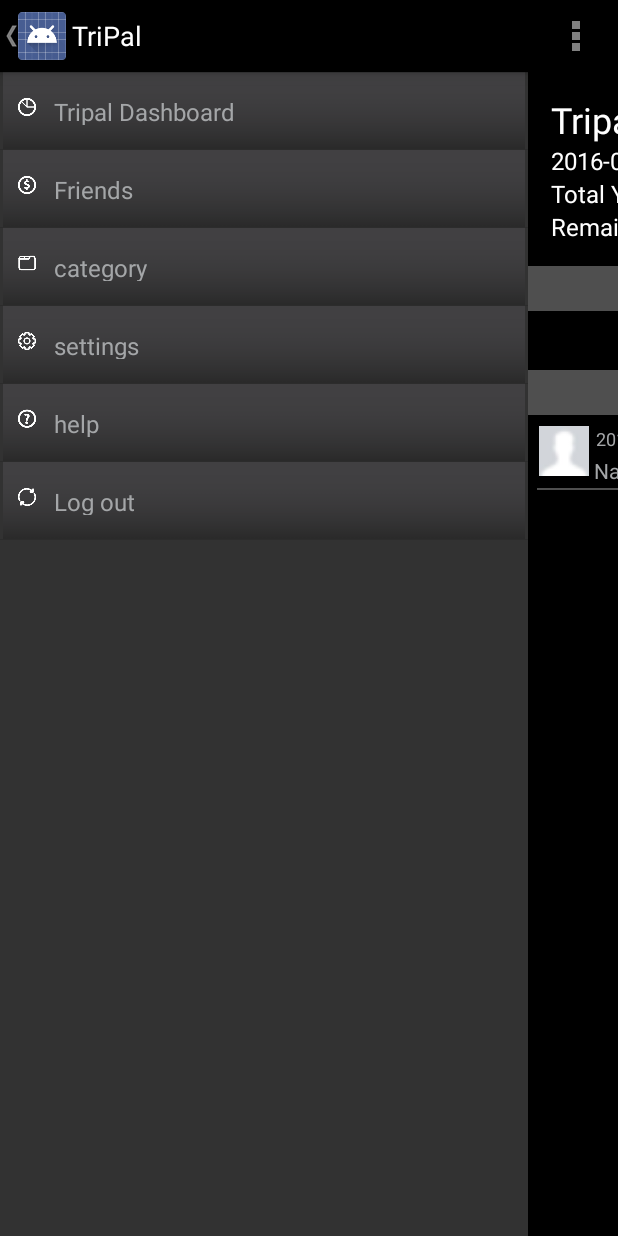
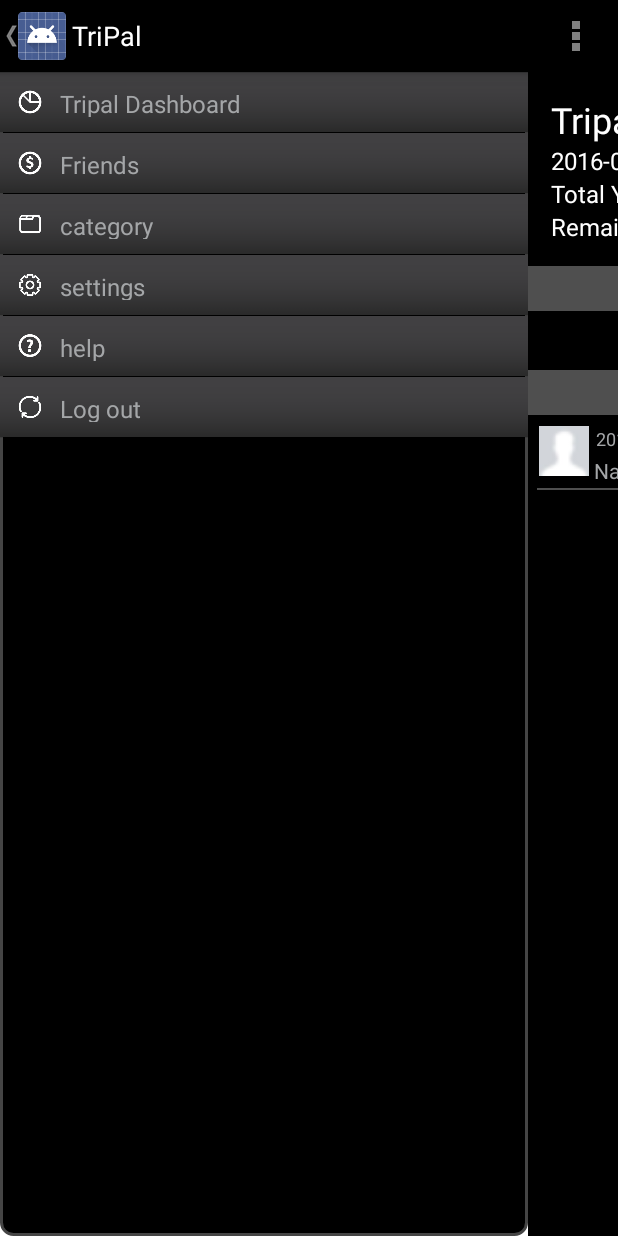
Before and after one commit to louisccc/TripalTripal, an Android app: the screen it shows after launch (TripalActivity), after a tap on "TriPal", on a phone screen of 412 x 824 dp. Run offline under Robolectric (Android 15) with nearby library versions, the phone set to English and light mode, and no system bars; libraries missing offline, so code that uses them is left out: junit.framework; 7 statements that could not run were skipped.

Commit message:
adjust sliding menu

```diff
--- a/app/src/main/java/com/example/louisccc/tripal/utility/RecordsAdapter.java
+++ b/app/src/main/java/com/example/louisccc/tripal/utility/RecordsAdapter.java
@@ -29,11 +29,8 @@ public class RecordsAdapter extends ArrayAdapter<TriItem> {
     @Override
     public View getView(int position, View convertView, ViewGroup parent) {
         convertView = mVi.inflate(mResrc_id, null);
-//        TextView name = (TextView) convertView.findViewById(R.id.ItemName);
         TextView note = (TextView) convertView.findViewById(R.id.ItemNote);
         TextView amount = (TextView) convertView.findViewById(R.id.ItemAmount);
-
-//        name.setText( mItems.get(position).getName() );
         note.setText( mItems.get(position).getNote() );
         amount.setText( "NT$" + mItems.get(position).getAmount());
         return convertView;
--- /dev/null
+++ b/app/src/main/res/drawable/rectangular.xml
@@ -0,0 +1,8 @@
+<shape xmlns:android="http://schemas.android.com/apk/res/android"
+    android:shape="rectangle">
+    <solid android:color="@android:color/black" />
+    <corners android:radius="12px" />
+    <stroke
+        android:width="2dip"
+        android:color="#454545" />
+</shape>
--- a/app/src/main/res/layout/menu_frame.xml
+++ b/app/src/main/res/layout/menu_frame.xml
@@ -2,12 +2,11 @@
 <LinearLayout xmlns:android="http://schemas.android.com/apk/res/android"
     android:id="@+id/menu_frame"
     android:layout_width="match_parent"
-    android:layout_height="match_parent">
+    android:layout_height="match_parent" android:background="@drawable/rectangular">
 
     <ListView
         android:layout_width="match_parent"
         android:layout_height="match_parent"
         android:id="@+id/menu_list"
-        android:background="#323232"
         />
 </LinearLayout>
--- a/app/src/main/res/layout/slidingmenu_list_item.xml
+++ b/app/src/main/res/layout/slidingmenu_list_item.xml
@@ -1,26 +1,21 @@
 <FrameLayout xmlns:android="http://schemas.android.com/apk/res/android"
-    android:layout_height="wrap_content"
-    android:layout_width="fill_parent">
-
-    <ImageView
-        android:layout_width="match_parent"
-        android:layout_height="match_parent"
-        android:src="@drawable/tripal_slidingmenu_item_selector"
-        android:adjustViewBounds="true" />
+    android:layout_width="fill_parent"
+    android:layout_height="wrap_content">
 
     <LinearLayout
         android:id="@+id/item_layout"
         android:layout_width="fill_parent"
         android:layout_height="40dp"
+        android:layout_gravity="center_vertical"
+        android:background="@drawable/tripal_slidingmenu_item_selector"
+        android:paddingBottom="10dp"
         android:paddingLeft="10dp"
-        android:paddingTop="10dp"
-        android:paddingBottom="10dp"
-        android:layout_gravity="center_vertical">
+        android:paddingTop="10dp">
 
         <ImageView
             android:id="@+id/ItemSrc"
-            android:layout_width="16dp"
-            android:layout_height="16dp" />
+            android:layout_width="20dp"
+            android:layout_height="20dp" />
 
         <TextView
             android:id="@+id/ItemText"
```
